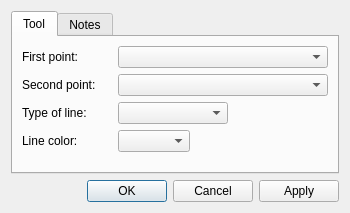
This is src/libs/vtools/dialogs/tools/dialogline.ui in dismine/valentina as Qt 5 draws it before an edit. The edited form follows.
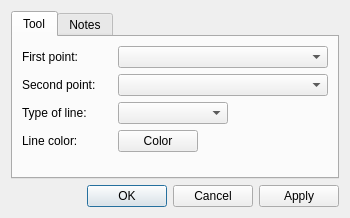
This is the edited form. Icons and pictures are not drawn. Custom widgets are drawn as their Qt base class.

Commit message: Tool color picker.

```diff
--- a/src/libs/vtools/dialogs/tools/dialogline.ui
+++ b/src/libs/vtools/dialogs/tools/dialogline.ui
@@ -10,7 +10,7 @@
     <x>0</x>
     <y>0</y>
     <width>350</width>
-    <height>213</height>
+    <height>218</height>
    </rect>
   </property>
   <property name="windowTitle">
@@ -147,7 +147,11 @@
         </widget>
        </item>
        <item row="3" column="1">
-        <widget class="QComboBox" name="comboBoxLineColor"/>
+        <widget class="VPE::QtColorPicker" name="pushButtonLineColor">
+         <property name="text">
+          <string>Color</string>
+         </property>
+        </widget>
        </item>
       </layout>
      </widget>
@@ -175,6 +179,13 @@
    </item>
   </layout>
  </widget>
+ <customwidgets>
+  <customwidget>
+   <class>VPE::QtColorPicker</class>
+   <extends>QPushButton</extends>
+   <header>../vpropertyexplorer/qtcolorpicker.h</header>
+  </customwidget>
+ </customwidgets>
  <tabstops>
   <tabstop>buttonBox</tabstop>
  </tabstops>
```
The commit also changes 62 other files.
